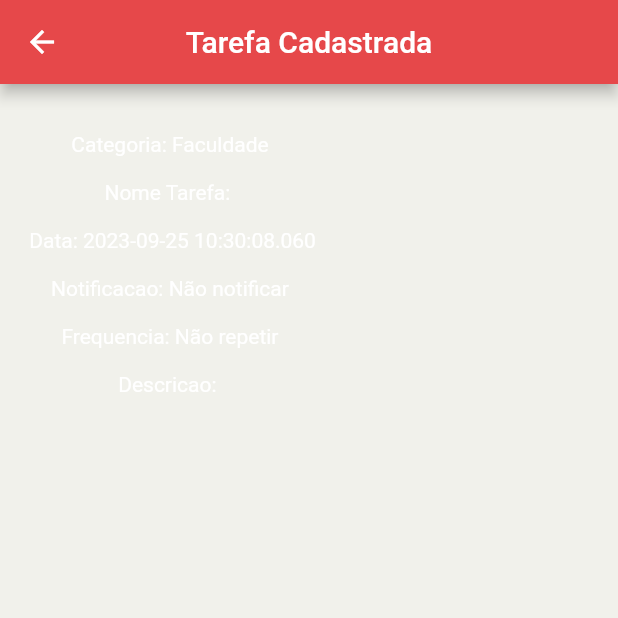
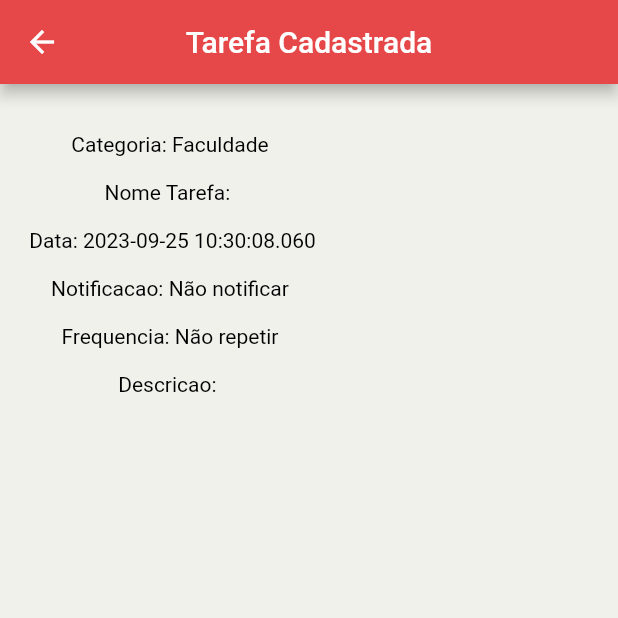
Before and after one commit to SauloMFreitas/LDDM-Projeto, a Flutter app: the screen it shows after launch, item 3 of the bottom bar chosen, after a tap on "Cadastrar Tarefa", on a phone screen of 412 x 824 dp, the top half of it. Run offline on Flutter 3.47's test engine with Material 2 defaults, Android fonts, the phone set to English and light mode, and no system bars; our stand-ins replace percent_indicator, table_calendar.

Commit message:
Update colors

```diff
--- a/Myplanner/lib/CadastrarTarefa.dart
+++ b/Myplanner/lib/CadastrarTarefa.dart
@@ -38,37 +38,37 @@ class _CadastrarTarefaState extends State<CadastrarTarefa> {
 
             Text("\nCategoria: " + widget.categoria!,
               style: TextStyle(
-                color: Colors.white,
+                color: Colors.black,
               ),
             ),
 
             Text("\nNome Tarefa: " + widget.nomeTarefa!,
               style: TextStyle(
-                color: Colors.white,
+                color: Colors.black,
               ),
             ),
 
             Text("\n Data: " + widget.data!,
               style: TextStyle(
-                color: Colors.white,
+                color: Colors.black,
               ),
             ),
 
             Text("\nNotificacao: " + widget.notificacao!,
               style: TextStyle(
-                color: Colors.white,
+                color: Colors.black,
               ),
             ),
 
             Text("\nFrequencia: " + widget.frequencia!,
               style: TextStyle(
-                color: Colors.white,
+                color: Colors.black,
               ),
             ),
 
             Text("\nDescricao: " + widget.descricao!,
               style: TextStyle(
-                color: Colors.white,
+                color: Colors.black,
               ),
             ),
 
--- a/Myplanner/lib/Login.dart
+++ b/Myplanner/lib/Login.dart
@@ -53,7 +53,10 @@ class _LoginState extends State<Login> {
 
             SizedBox(height: 16.0),
 
-            ElevatedButton(
+              ElevatedButton(
+                style: ElevatedButton.styleFrom(
+                primary: Colors.green,
+              ),
               child: Text("Entrar"),
               onPressed: () {
                 Navigator.push(
```
Also changed, not shown: Myplanner/lib/Pet.dart (+1 -8 lines).
